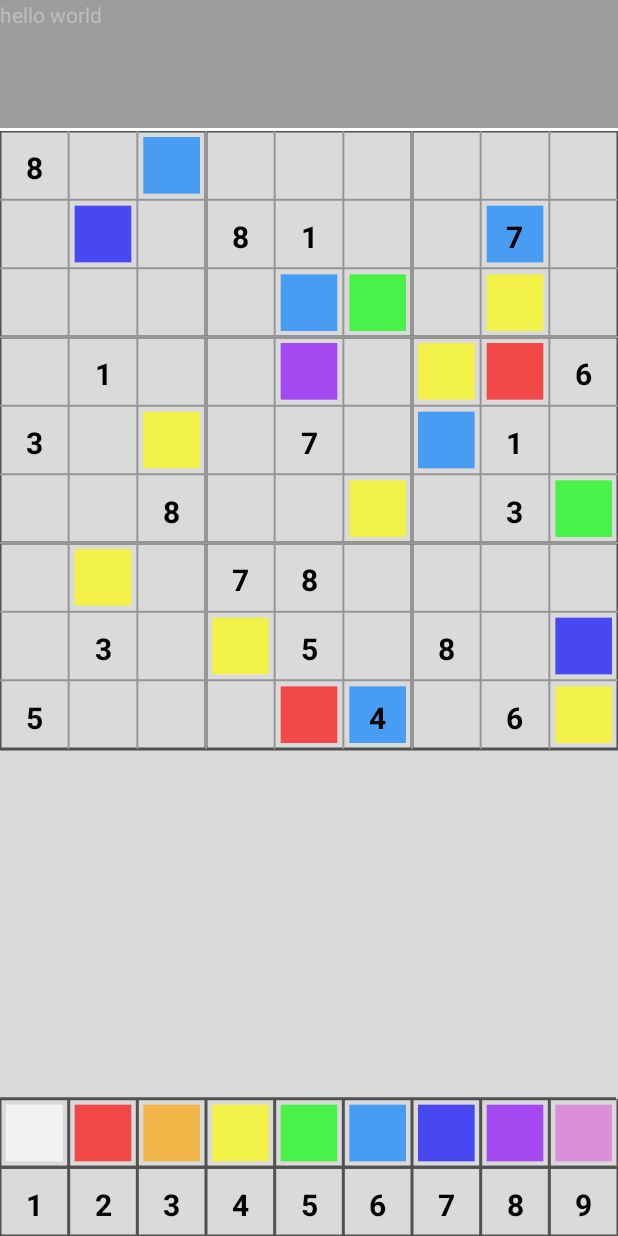
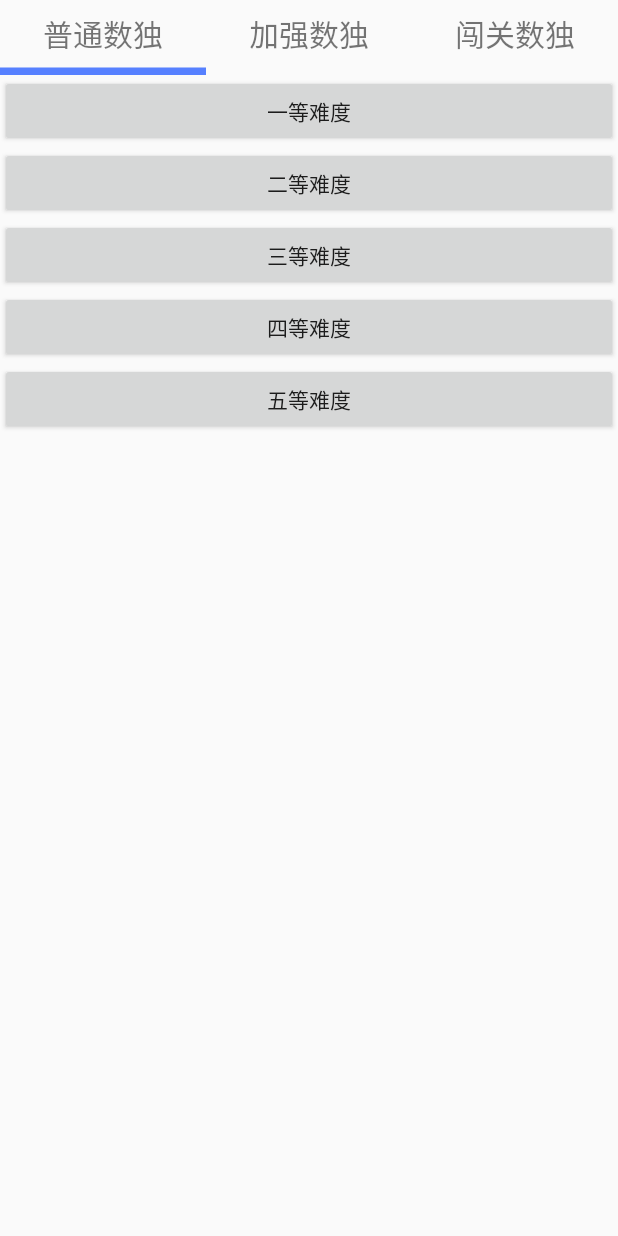
Before and after one commit to xhc2/Sudoku, an Android app: the screen it shows after launch (GameActivity before the commit, MainActivity after it), on a phone screen of 412 x 824 dp. Run offline under Robolectric (Android 15) with nearby library versions, the phone set to English and light mode, and no system bars.

Commit message:
1.修复了一个bug

```diff
--- a/app/src/main/java/sudoku/myself/xhc/com/sudoku/activity/GameActivity.java
+++ b/app/src/main/java/sudoku/myself/xhc/com/sudoku/activity/GameActivity.java
@@ -24,6 +24,7 @@ public class GameActivity extends Activity implements IsWinCallBack {
         tvLable = (TextView)findViewById(R.id.tv_label);
         map = (SudokuMap) findViewById(R.id.map);
         map.setIsWinCallBack(this);
+        map.setLevel(5);
     }
 
 
--- a/app/src/main/java/sudoku/myself/xhc/com/sudoku/bean/Node.java
+++ b/app/src/main/java/sudoku/myself/xhc/com/sudoku/bean/Node.java
@@ -29,6 +29,7 @@ public class Node {
     private int countNum = 0 ;
     //记录候选区中的颜色的个数
     private int countColor = 0;
+
     //清除一切状态
     public void clear(){
         numFlag = false;
--- a/app/src/main/java/sudoku/myself/xhc/com/sudoku/fragment/NormalSudokuFragment.java
+++ b/app/src/main/java/sudoku/myself/xhc/com/sudoku/fragment/NormalSudokuFragment.java
@@ -7,6 +7,7 @@ import android.util.Log;
 import android.view.LayoutInflater;
 import android.view.View;
 import android.view.ViewGroup;
+import android.widget.Button;
 import android.widget.TextView;
 
 import sudoku.myself.xhc.com.sudoku.R;
@@ -17,37 +18,65 @@ import sudoku.myself.xhc.com.sudoku.util.Sudoku;
 /**
  * Created by xhc on 2016/2/13.
  */
-public class NormalSudokuFragment extends Fragment implements View.OnClickListener{
+public class NormalSudokuFragment extends Fragment implements View.OnClickListener {
 
-    private TextView tv ;
+    private TextView tv;
+
     @Override
     public void onCreate(Bundle savedInstanceState) {
         super.onCreate(savedInstanceState);
 
-        startActivity(new Intent(getActivity(), GameActivity.class));
+//        startActivity(new Intent(getActivity(), GameActivity.class));
 
 
     }
 
     @Override
     public View onCreateView(LayoutInflater inflater, ViewGroup container, Bundle savedInstanceState) {
-        return inflater.inflate(R.layout.normal_sudoku_layout,container,false);
+        return inflater.inflate(R.layout.normal_sudoku_layout, container, false);
 
     }
 
-    @Override
-    public void onViewCreated(View view,  Bundle savedInstanceState) {
+    private Button btLevel1 , btLevel2,btLevel3 , btLevel4,btLevel5 ;
 
 
+    @Override
+    public void onViewCreated(View view, Bundle savedInstanceState) {
+        btLevel1 = (Button) view.findViewById(R.id.bt_level1);
+        btLevel2 = (Button) view.findViewById(R.id.bt_level2);
+        btLevel3 = (Button) view.findViewById(R.id.bt_level3);
+        btLevel4 = (Button) view.findViewById(R.id.bt_level4);
+        btLevel5 = (Button) view.findViewById(R.id.bt_level5);
+
+        init();
     }
 
+    private void init(){
+        btLevel1.setOnClickListener(this);
+        btLevel2.setOnClickListener(this);
+        btLevel3.setOnClickListener(this);
+        btLevel4.setOnClickListener(this);
+        btLevel5.setOnClickListener(this);
+    }
     @Override
     public void onClick(View v) {
-        switch (v.getId()){
-            case R.id.test:
-
+       Intent intent =  new Intent(getContext(),GameActivity.class);
+        switch (v.getId()) {
+            case R.id.bt_level1:
+                startActivity(intent);
                 break;
-
+            case R.id.bt_level2:
+                startActivity(intent);
+                break;
+            case R.id.bt_level3:
+                startActivity(intent);
+                break;
+            case R.id.bt_level4:
+                startActivity(intent);
+                break;
+            case R.id.bt_level5:
+                startActivity(intent);
+                break;
         }
     }
 }
--- a/app/src/main/res/layout/normal_sudoku_layout.xml
+++ b/app/src/main/res/layout/normal_sudoku_layout.xml
@@ -4,12 +4,38 @@
     android:layout_height="match_parent"
     android:orientation="vertical">
 
-    <TextView
-        android:id="@+id/test"
-        android:textSize="30sp"
-        android:layout_width="wrap_content"
+    <Button
+        android:id="@+id/bt_level1"
+        android:layout_width="match_parent"
         android:layout_height="wrap_content"
-        android:text="smgui dongxi" />
+        android:text="一等难度"
+        />
+    <Button
+        android:id="@+id/bt_level2"
+        android:layout_width="match_parent"
+        android:layout_height="wrap_content"
+        android:text="二等难度"
+        />
+    <Button
+        android:id="@+id/bt_level3"
+        android:layout_width="match_parent"
+        android:layout_height="wrap_content"
+        android:text="三等难度"
+        />
+
+    <Button
+        android:id="@+id/bt_level4"
+        android:layout_width="match_parent"
+        android:layout_height="wrap_content"
+        android:text="四等难度"
+        />
+
+    <Button
+        android:id="@+id/bt_level5"
+        android:layout_width="match_parent"
+        android:layout_height="wrap_content"
+        android:text="五等难度"
+        />
 
 
 </LinearLayout>
```
Also changed, not shown: app/src/main/java/sudoku/myself/xhc/com/sudoku/mywidget/SudokuMap.java (+11 -2 lines), app/src/main/java/sudoku/myself/xhc/com/sudoku/util/Sudoku.java (+30 -8 lines).
